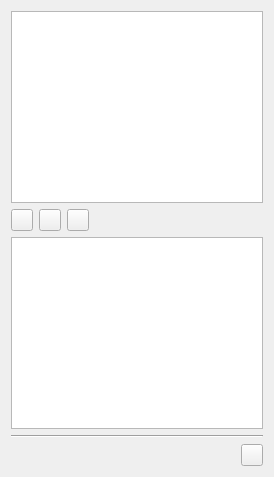
spine-tools/spine-items, file spine_items/data_connection/ui/data_connection_properties.ui: the form before one commit.
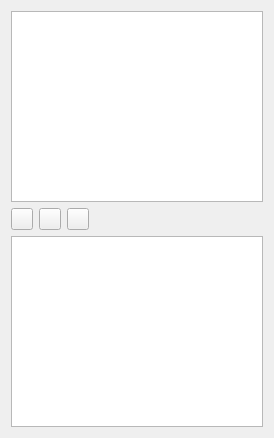
The form after the commit. Icons and pictures are not drawn. Custom widgets are drawn as their Qt base class.

Commit message: Remove boiler plate code to open item directory

Diff of the .ui file:
```diff
--- a/spine_items/data_connection/ui/data_connection_properties.ui
+++ b/spine_items/data_connection/ui/data_connection_properties.ui
@@ -19,7 +19,7 @@
     <x>0</x>
     <y>0</y>
     <width>274</width>
-    <height>477</height>
+    <height>438</height>
    </rect>
   </property>
   <property name="windowTitle">
@@ -246,59 +246,6 @@
      </attribute>
     </widget>
    </item>
-   <item>
-    <widget class="Line" name="line_3">
-     <property name="orientation">
-      <enum>Qt::Horizontal</enum>
-     </property>
-    </widget>
-   </item>
-   <item>
-    <layout class="QHBoxLayout" name="horizontalLayout_7">
-     <item>
-      <spacer name="horizontalSpacer_10">
-       <property name="orientation">
-        <enum>Qt::Horizontal</enum>
-       </property>
-       <property name="sizeHint" stdset="0">
-        <size>
-         <width>40</width>
-         <height>20</height>
-        </size>
-       </property>
-      </spacer>
-     </item>
-     <item>
-      <widget class="QToolButton" name="toolButton_dc_open_dir">
-       <property name="sizePolicy">
-        <sizepolicy hsizetype="Fixed" vsizetype="Fixed">
-         <horstretch>0</horstretch>
-         <verstretch>0</verstretch>
-        </sizepolicy>
-       </property>
-       <property name="minimumSize">
-        <size>
-         <width>22</width>
-         <height>22</height>
-        </size>
-       </property>
-       <property name="maximumSize">
-        <size>
-         <width>22</width>
-         <height>22</height>
-        </size>
-       </property>
-       <property name="toolTip">
-        <string>&lt;html&gt;&lt;head/&gt;&lt;body&gt;&lt;p&gt;Open this Data Connection's project directory in file browser&lt;/p&gt;&lt;/body&gt;&lt;/html&gt;</string>
-       </property>
-       <property name="icon">
-        <iconset resource="../../ui/resources/resources_icons.qrc">
-         <normaloff>:/icons/folder-open-regular.svg</normaloff>:/icons/folder-open-regular.svg</iconset>
-       </property>
-      </widget>
-     </item>
-    </layout>
-   </item>
   </layout>
  </widget>
  <customwidgets>
```
The commit also changes 27 other files.
